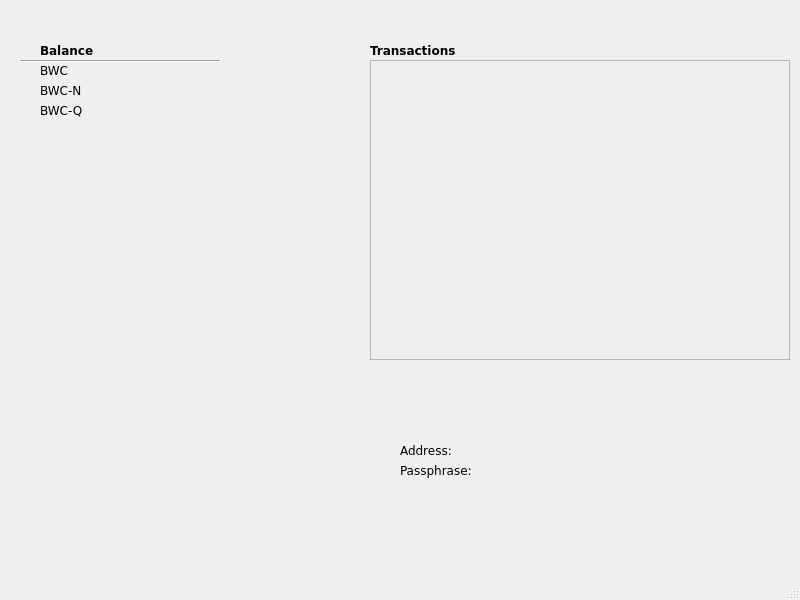
Qt form client/gui/mainwindow.ui (TemplateName56/Blockchain_Wallet) before a commit.
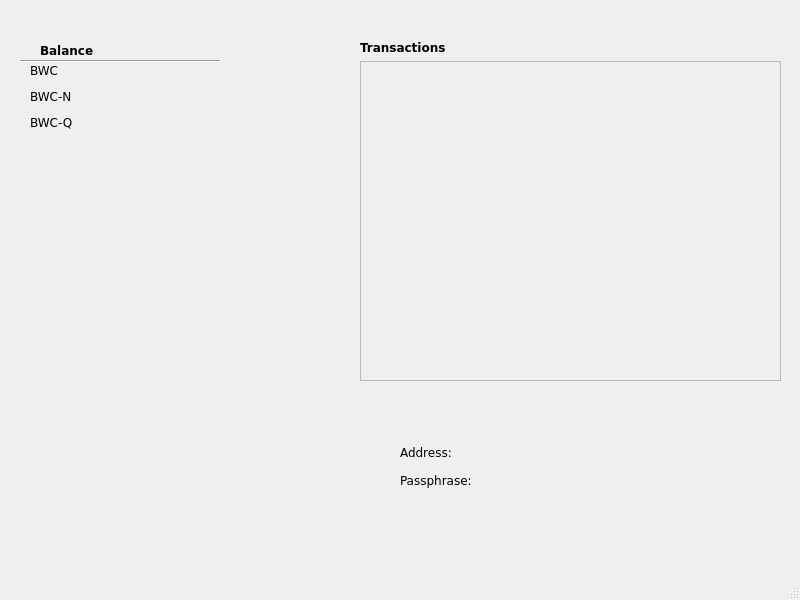
The same form after that commit. The open tabs and pages were chosen to show the change.

Commit message:
Transactions View Rework
Add transactions view on main page

```diff
--- a/client/gui/mainwindow.ui
+++ b/client/gui/mainwindow.ui
@@ -56,126 +56,6 @@
        <height>600</height>
       </size>
      </property>
-     <widget class="QLabel" name="keylabel">
-      <property name="geometry">
-       <rect>
-        <x>400</x>
-        <y>460</y>
-        <width>100</width>
-        <height>20</height>
-       </rect>
-      </property>
-      <property name="sizePolicy">
-       <sizepolicy hsizetype="Fixed" vsizetype="Fixed">
-        <horstretch>0</horstretch>
-        <verstretch>0</verstretch>
-       </sizepolicy>
-      </property>
-      <property name="minimumSize">
-       <size>
-        <width>100</width>
-        <height>20</height>
-       </size>
-      </property>
-      <property name="text">
-       <string>Passphrase:</string>
-      </property>
-     </widget>
-     <widget class="QLabel" name="walletAddressLabel">
-      <property name="geometry">
-       <rect>
-        <x>470</x>
-        <y>440</y>
-        <width>250</width>
-        <height>20</height>
-       </rect>
-      </property>
-      <property name="sizePolicy">
-       <sizepolicy hsizetype="Fixed" vsizetype="Fixed">
-        <horstretch>0</horstretch>
-        <verstretch>0</verstretch>
-       </sizepolicy>
-      </property>
-      <property name="minimumSize">
-       <size>
-        <width>250</width>
-        <height>20</height>
-       </size>
-      </property>
-      <property name="text">
-       <string/>
-      </property>
-     </widget>
-     <widget class="QLabel" name="walletKeyLabel">
-      <property name="geometry">
-       <rect>
-        <x>490</x>
-        <y>460</y>
-        <width>250</width>
-        <height>20</height>
-       </rect>
-      </property>
-      <property name="sizePolicy">
-       <sizepolicy hsizetype="Fixed" vsizetype="Fixed">
-        <horstretch>0</horstretch>
-        <verstretch>0</verstretch>
-       </sizepolicy>
-      </property>
-      <property name="minimumSize">
-       <size>
-        <width>250</width>
-        <height>20</height>
-       </size>
-      </property>
-      <property name="text">
-       <string/>
-      </property>
-     </widget>
-     <widget class="QLabel" name="addresslabel">
-      <property name="geometry">
-       <rect>
-        <x>400</x>
-        <y>440</y>
-        <width>60</width>
-        <height>20</height>
-       </rect>
-      </property>
-      <property name="sizePolicy">
-       <sizepolicy hsizetype="Fixed" vsizetype="Fixed">
-        <horstretch>0</horstretch>
-        <verstretch>0</verstretch>
-       </sizepolicy>
-      </property>
-      <property name="minimumSize">
-       <size>
-        <width>60</width>
-        <height>20</height>
-       </size>
-      </property>
-      <property name="text">
-       <string>Address:</string>
-      </property>
-     </widget>
-     <widget class="QLabel" name="transactionsOverviewLabel">
-      <property name="geometry">
-       <rect>
-        <x>370</x>
-        <y>40</y>
-        <width>90</width>
-        <height>20</height>
-       </rect>
-      </property>
-      <property name="font">
-       <font>
-        <family>Verdana</family>
-        <weight>75</weight>
-        <bold>true</bold>
-       </font>
-      </property>
-      <property name="text">
-       <string>Transactions</string>
-      </property>
-     </widget>
      <widget class="QLabel" name="balanceLabel">
       <property name="geometry">
        <rect>
@@ -196,63 +76,6 @@
        <string>Balance</string>
       </property>
      </widget>
-     <widget class="QLabel" name="bwcLabel">
-      <property name="geometry">
-       <rect>
-        <x>40</x>
-        <y>60</y>
-        <width>50</width>
-        <height>20</height>
-       </rect>
-      </property>
-      <property name="minimumSize">
-       <size>
-        <width>50</width>
-        <height>20</height>
-       </size>
-      </property>
-      <property name="text">
-       <string>BWC</string>
-      </property>
-     </widget>
-     <widget class="QLabel" name="bwcNLabel">
-      <property name="geometry">
-       <rect>
-        <x>40</x>
-        <y>80</y>
-        <width>50</width>
-        <height>20</height>
-       </rect>
-      </property>
-      <property name="minimumSize">
-       <size>
-        <width>50</width>
-        <height>20</height>
-       </size>
-      </property>
-      <property name="text">
-       <string>BWC-N</string>
-      </property>
-     </widget>
-     <widget class="QLabel" name="bwcQLabel">
-      <property name="geometry">
-       <rect>
-        <x>40</x>
-        <y>100</y>
-        <width>50</width>
-        <height>20</height>
-       </rect>
-      </property>
-      <property name="minimumSize">
-       <size>
-        <width>50</width>
-        <height>20</height>
-       </size>
-      </property>
-      <property name="text">
-       <string>BWC-Q</string>
-      </property>
-     </widget>
      <widget class="Line" name="line">
       <property name="geometry">
        <rect>
@@ -266,95 +89,244 @@
        <enum>Qt::Horizontal</enum>
       </property>
      </widget>
-     <widget class="QLabel" name="bwcQBalance">
+     <widget class="QWidget" name="">
       <property name="geometry">
        <rect>
-        <x>100</x>
-        <y>100</y>
-        <width>120</width>
-        <height>20</height>
-       </rect>
-      </property>
-      <property name="minimumSize">
-       <size>
-        <width>50</width>
-        <height>20</height>
-       </size>
-      </property>
-      <property name="text">
-       <string/>
-      </property>
-      <property name="alignment">
-       <set>Qt::AlignRight|Qt::AlignTrailing|Qt::AlignVCenter</set>
-      </property>
-     </widget>
-     <widget class="QLabel" name="bwcBalance">
-      <property name="geometry">
-       <rect>
-        <x>100</x>
+        <x>30</x>
         <y>60</y>
-        <width>120</width>
-        <height>20</height>
+        <width>178</width>
+        <height>74</height>
        </rect>
       </property>
-      <property name="minimumSize">
-       <size>
-        <width>50</width>
-        <height>20</height>
-       </size>
-      </property>
-      <property name="text">
-       <string/>
-      </property>
-      <property name="alignment">
-       <set>Qt::AlignRight|Qt::AlignTrailing|Qt::AlignVCenter</set>
-      </property>
+      <layout class="QFormLayout" name="balanceLayout">
+       <item row="0" column="0">
+        <widget class="QLabel" name="bwcLabel">
+         <property name="minimumSize">
+          <size>
+           <width>50</width>
+           <height>20</height>
+          </size>
+         </property>
+         <property name="text">
+          <string>BWC</string>
+         </property>
+        </widget>
+       </item>
+       <item row="0" column="1">
+        <widget class="QLabel" name="bwcBalance">
+         <property name="minimumSize">
+          <size>
+           <width>120</width>
+           <height>20</height>
+          </size>
+         </property>
+         <property name="text">
+          <string/>
+         </property>
+         <property name="alignment">
+          <set>Qt::AlignRight|Qt::AlignTrailing|Qt::AlignVCenter</set>
+         </property>
+        </widget>
+       </item>
+       <item row="1" column="0">
+        <widget class="QLabel" name="bwcNLabel">
+         <property name="minimumSize">
+          <size>
+           <width>50</width>
+           <height>20</height>
+          </size>
+         </property>
+         <property name="text">
+          <string>BWC-N</string>
+         </property>
+        </widget>
+       </item>
+       <item row="1" column="1">
+        <widget class="QLabel" name="bwcNBalance">
+         <property name="minimumSize">
+          <size>
+           <width>120</width>
+           <height>20</height>
+          </size>
+         </property>
+         <property name="text">
+          <string/>
+         </property>
+         <property name="alignment">
+          <set>Qt::AlignRight|Qt::AlignTrailing|Qt::AlignVCenter</set>
+         </property>
+        </widget>
+       </item>
+       <item row="2" column="0">
+        <widget class="QLabel" name="bwcQLabel">
+         <property name="minimumSize">
+          <size>
+           <width>50</width>
+           <height>20</height>
+          </size>
+         </property>
+         <property name="text">
+          <string>BWC-Q</string>
+         </property>
+        </widget>
+       </item>
+       <item row="2" column="1">
+        <widget class="QLabel" name="bwcQBalance">
+         <property name="minimumSize">
+          <size>
+           <width>120</width>
+           <height>20</height>
+          </size>
+         </property>
+         <property name="text">
+          <string/>
+         </property>
+         <property name="alignment">
+          <set>Qt::AlignRight|Qt::AlignTrailing|Qt::AlignVCenter</set>
+         </property>
+        </widget>
+       </item>
+      </layout>
      </widget>
-     <widget class="QLabel" name="bwcNBalance">
+     <widget class="QWidget" name="">
       <property name="geometry">
        <rect>
-        <x>100</x>
-        <y>80</y>
-        <width>120</width>
-        <height>20</height>
+        <x>400</x>
+        <y>440</y>
+        <width>360</width>
+        <height>52</height>
        </rect>
       </property>
-      <property name="minimumSize">
-       <size>
-        <width>50</width>
-        <height>20</height>
-       </size>
-      </property>
-      <property name="text">
-       <string/>
-      </property>
-      <property name="alignment">
-       <set>Qt::AlignRight|Qt::AlignTrailing|Qt::AlignVCenter</set>
-      </property>
+      <layout class="QVBoxLayout" name="verticalLayout">
+       <item>
+        <layout class="QHBoxLayout" name="horizontalLayout_2">
+         <item>
+          <widget class="QLabel" name="addresslabel">
+           <property name="sizePolicy">
+            <sizepolicy hsizetype="Preferred" vsizetype="Preferred">
+             <horstretch>0</horstretch>
+             <verstretch>0</verstretch>
+            </sizepolicy>
+           </property>
+           <property name="minimumSize">
+            <size>
+             <width>60</width>
+             <height>20</height>
+            </size>
+           </property>
+           <property name="text">
+            <string>Address:</string>
+           </property>
+          </widget>
+         </item>
+         <item>
+          <widget class="QLabel" name="walletAddressLabel">
+           <property name="sizePolicy">
+            <sizepolicy hsizetype="Fixed" vsizetype="Fixed">
+             <horstretch>0</horstretch>
+             <verstretch>0</verstretch>
+            </sizepolicy>
+           </property>
+           <property name="minimumSize">
+            <size>
+             <width>250</width>
+             <height>20</height>
+            </size>
+           </property>
+           <property name="text">
+            <string/>
+           </property>
+          </widget>
+         </item>
+        </layout>
+       </item>
+       <item>
+        <layout class="QHBoxLayout" name="horizontalLayout">
+         <item>
+          <widget class="QLabel" name="keylabel">
+           <property name="sizePolicy">
+            <sizepolicy hsizetype="Preferred" vsizetype="Preferred">
+             <horstretch>0</horstretch>
+             <verstretch>0</verstretch>
+            </sizepolicy>
+           </property>
+           <property name="minimumSize">
+            <size>
+             <width>100</width>
+             <height>20</height>
+            </size>
+           </property>
+           <property name="text">
+            <string>Passphrase:</string>
+           </property>
+          </widget>
+         </item>
+         <item>
+          <widget class="QLabel" name="walletKeyLabel">
+           <property name="sizePolicy">
+            <sizepolicy hsizetype="Fixed" vsizetype="Fixed">
+             <horstretch>0</horstretch>
+             <verstretch>0</verstretch>
+            </sizepolicy>
+           </property>
+           <property name="minimumSize">
+            <size>
+             <width>250</width>
+             <height>20</height>
+            </size>
+           </property>
+           <property name="text">
+            <string/>
+           </property>
+          </widget>
+         </item>
+        </layout>
+       </item>
+      </layout>
      </widget>
-     <widget class="QScrollArea" name="scrollArea">
+     <widget class="QWidget" name="">
       <property name="geometry">
        <rect>
-        <x>370</x>
-        <y>60</y>
-        <width>420</width>
-        <height>300</height>
+        <x>360</x>
+        <y>40</y>
+        <width>421</width>
+        <height>341</height>
        </rect>
       </property>
-      <property name="widgetResizable">
-       <bool>true</bool>
-      </property>
-      <widget class="QWidget" name="scrollAreaWidgetContents">
-       <property name="geometry">
-        <rect>
-         <x>0</x>
-         <y>0</y>
-         <width>418</width>
-         <height>298</height>
-        </rect>
-       </property>
-       <layout class="QVBoxLayout" name="cardsLayout"/>
-      </widget>
+      <layout class="QVBoxLayout" name="verticalLayout_2">
+       <item>
+        <widget class="QLabel" name="transactionsOverviewLabel">
+         <property name="font">
+          <font>
+           <family>Verdana</family>
+           <weight>75</weight>
+           <bold>true</bold>
+          </font>
+         </property>
+         <property name="text">
+          <string>Transactions</string>
+         </property>
+        </widget>
+       </item>
+       <item>
+        <widget class="QScrollArea" name="scrollArea">
+         <property name="widgetResizable">
+          <bool>true</bool>
+         </property>
+         <widget class="QWidget" name="scrollAreaWidgetContents">
+          <property name="geometry">
+           <rect>
+            <x>0</x>
+            <y>0</y>
+            <width>417</width>
+            <height>318</height>
+           </rect>
+          </property>
+          <layout class="QVBoxLayout" name="cardsLayout"/>
+         </widget>
+        </widget>
+       </item>
+      </layout>
      </widget>
     </widget>
     <widget class="QWidget" name="sendWidget">
```
Left out of the diff: 2 changed lines with no effect on the pictures. The commit also changes 4 other files.
